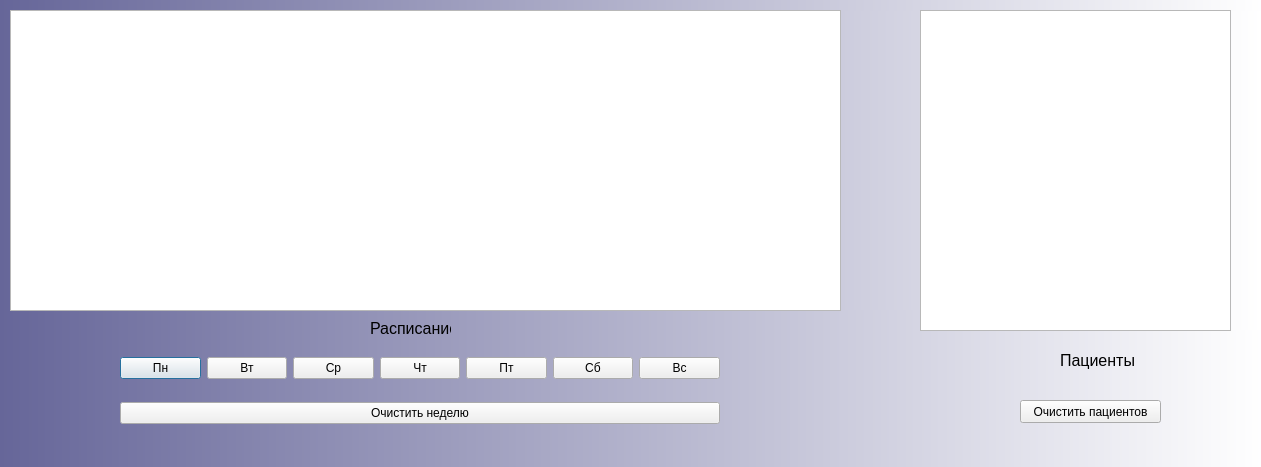
Above: CourseWork/worktime.ui from 4s0ul/CourseWork before the change. Below: the same form after it.
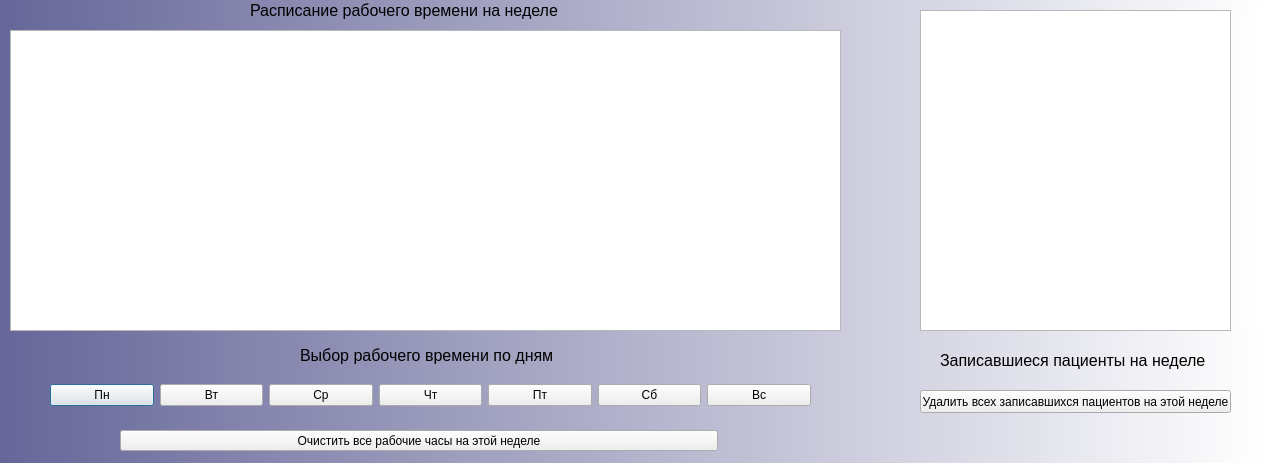
That is the form after the change.

Patch:
```diff
--- a/CourseWork/worktime.ui
+++ b/CourseWork/worktime.ui
@@ -7,7 +7,7 @@
     <x>0</x>
     <y>0</y>
     <width>1261</width>
-    <height>467</height>
+    <height>463</height>
    </rect>
   </property>
   <property name="windowTitle">
@@ -20,7 +20,7 @@
    <property name="geometry">
     <rect>
      <x>10</x>
-     <y>10</y>
+     <y>30</y>
      <width>831</width>
      <height>301</height>
     </rect>
@@ -39,10 +39,10 @@
   <widget class="QWidget" name="layoutWidget">
    <property name="geometry">
     <rect>
-     <x>120</x>
-     <y>340</y>
-     <width>600</width>
-     <height>101</height>
+     <x>50</x>
+     <y>370</y>
+     <width>761</width>
+     <height>51</height>
     </rect>
    </property>
    <layout class="QVBoxLayout" name="verticalLayout">
@@ -99,21 +99,14 @@
       </item>
      </layout>
     </item>
-    <item>
-     <widget class="QPushButton" name="pushButton">
-      <property name="text">
-       <string>Очистить неделю</string>
-      </property>
-     </widget>
-    </item>
    </layout>
   </widget>
   <widget class="QLabel" name="label">
    <property name="geometry">
     <rect>
-     <x>1060</x>
+     <x>940</x>
      <y>340</y>
-     <width>81</width>
+     <width>271</width>
      <height>41</height>
     </rect>
    </property>
@@ -123,16 +116,16 @@
     </font>
    </property>
    <property name="text">
-    <string>Пациенты</string>
+    <string>Записавшиеся пациенты на неделе</string>
    </property>
   </widget>
   <widget class="QLabel" name="label_2">
    <property name="geometry">
     <rect>
-     <x>370</x>
-     <y>320</y>
-     <width>81</width>
-     <height>16</height>
+     <x>250</x>
+     <y>0</y>
+     <width>321</width>
+     <height>21</height>
     </rect>
    </property>
    <property name="font">
@@ -141,20 +134,51 @@
     </font>
    </property>
    <property name="text">
-    <string>Расписание</string>
+    <string>Расписание рабочего времени на неделе</string>
    </property>
   </widget>
   <widget class="QPushButton" name="ClearPatients">
    <property name="geometry">
     <rect>
-     <x>1020</x>
-     <y>400</y>
-     <width>141</width>
+     <x>920</x>
+     <y>390</y>
+     <width>311</width>
      <height>23</height>
     </rect>
    </property>
    <property name="text">
-    <string>Очистить пациентов</string>
+    <string>Удалить всех записавшихся пациентов на этой неделе</string>
+   </property>
+  </widget>
+  <widget class="QPushButton" name="pushButton">
+   <property name="geometry">
+    <rect>
+     <x>120</x>
+     <y>430</y>
+     <width>598</width>
+     <height>21</height>
+    </rect>
+   </property>
+   <property name="text">
+    <string>Очистить все рабочие часы на этой неделе</string>
+   </property>
+  </widget>
+  <widget class="QLabel" name="label_3">
+   <property name="geometry">
+    <rect>
+     <x>300</x>
+     <y>340</y>
+     <width>258</width>
+     <height>31</height>
+    </rect>
+   </property>
+   <property name="font">
+    <font>
+     <pointsize>12</pointsize>
+    </font>
+   </property>
+   <property name="text">
+    <string>Выбор рабочего времени по дням</string>
    </property>
   </widget>
  </widget>
```
